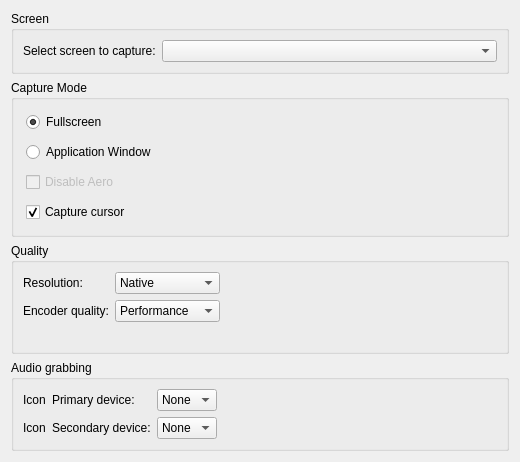
Before: the Qt Designer form client/src/ui/widgets/settings/recording_settings_widget.ui in networkoptix/nx_open, drawn with Qt 5.
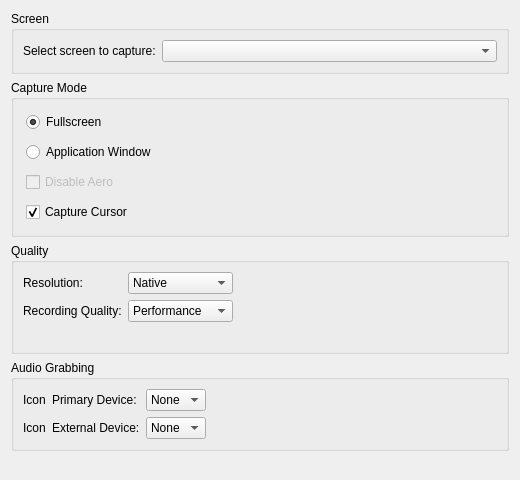
After: the same form once the commit is applied.

What changed in the file:
```diff
--- a/client/src/ui/widgets/settings/recording_settings_widget.ui
+++ b/client/src/ui/widgets/settings/recording_settings_widget.ui
@@ -7,7 +7,7 @@
     <x>0</x>
     <y>0</y>
     <width>520</width>
-    <height>457</height>
+    <height>480</height>
    </rect>
   </property>
   <property name="windowTitle">
@@ -97,7 +97,7 @@
       <item>
        <widget class="QCheckBox" name="captureCursorCheckBox">
         <property name="text">
-         <string>Capture cursor</string>
+         <string>Capture Cursor</string>
         </property>
         <property name="checked">
          <bool>true</bool>
@@ -116,7 +116,7 @@
       <item row="1" column="0">
        <widget class="QLabel" name="label_2">
         <property name="text">
-         <string>Encoder quality:</string>
+         <string>Recording Quality:</string>
         </property>
         <property name="alignment">
          <set>Qt::AlignLeading|Qt::AlignLeft|Qt::AlignVCenter</set>
@@ -255,7 +255,7 @@
    <item>
     <widget class="QGroupBox" name="groupBox_4">
      <property name="title">
-      <string>Audio grabbing</string>
+      <string>Audio Grabbing</string>
      </property>
      <layout class="QGridLayout" name="gridLayout_2">
       <item row="0" column="0">
@@ -288,7 +288,7 @@
            </size>
           </property>
           <property name="text">
-           <string>Primary device:</string>
+           <string>Primary Device:</string>
           </property>
          </widget>
         </item>
@@ -342,7 +342,7 @@
            </size>
           </property>
           <property name="text">
-           <string>Secondary device:</string>
+           <string>External Device:</string>
           </property>
          </widget>
         </item>
```
Left out of the diff: 2 changed lines with no effect on the pictures.
